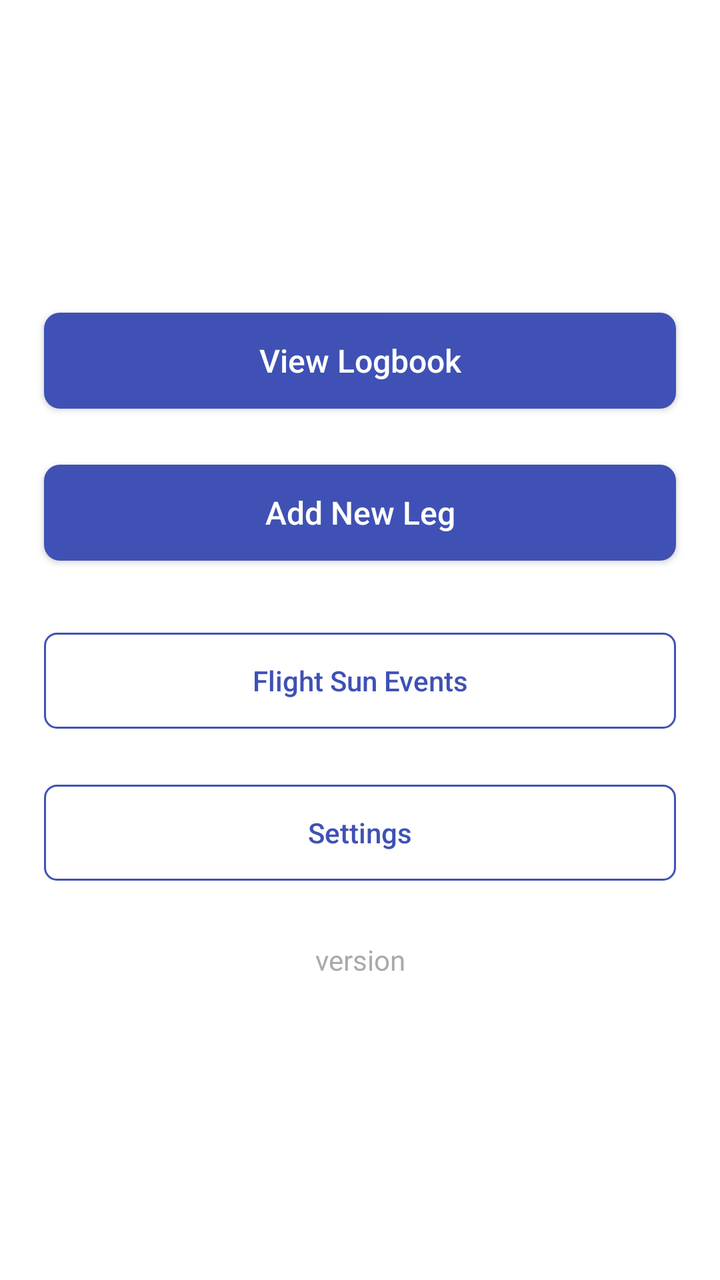
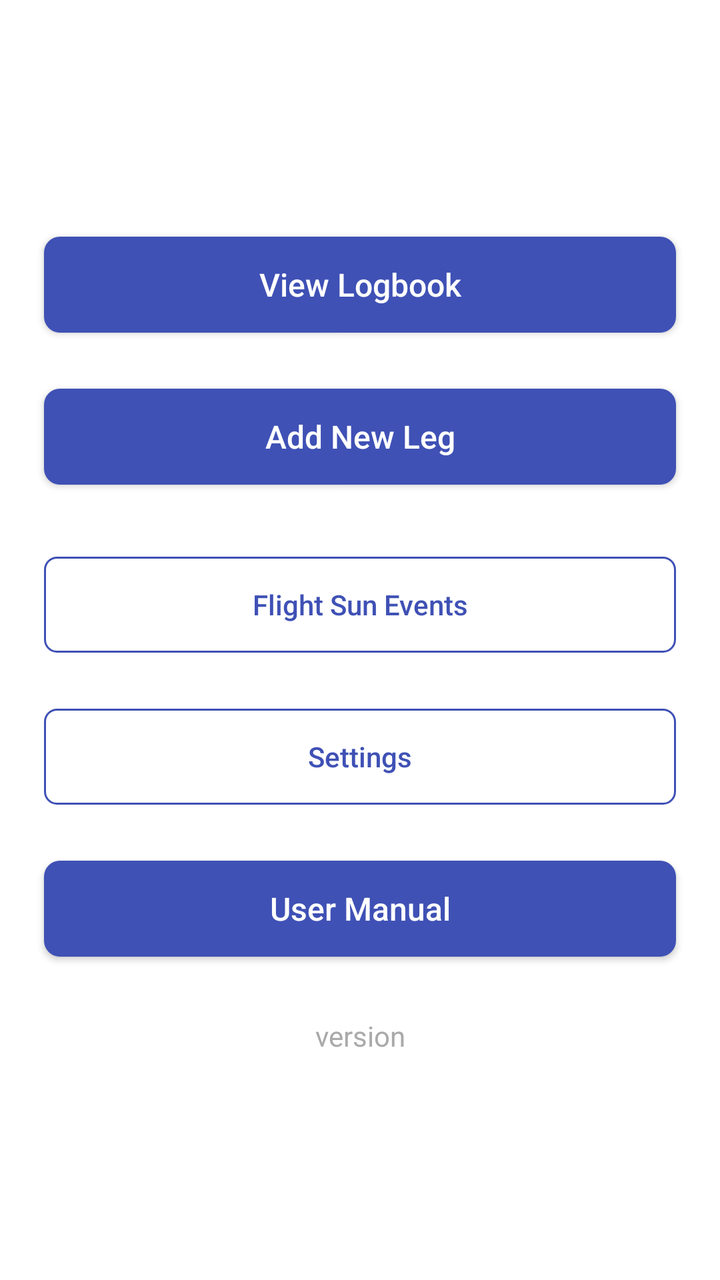

Before-and-after screenshots of an Android layout around one commit, followed by the original layout XML and the change that was made.
<!-- AndroidManifest.xml: application theme Theme.StripToLogbook.View -->
<!-- res/layout/activity_home.xml -->
<?xml version="1.0" encoding="utf-8"?>
<LinearLayout xmlns:android="http://schemas.android.com/apk/res/android"
    android:layout_width="match_parent"
    android:layout_height="match_parent"
    android:orientation="vertical"
    android:gravity="center"
    android:padding="16dp">

    <Button
        android:id="@+id/btn_view_logbook"
        style="@style/PrimaryButtonStyle"
        android:layout_width="match_parent"
        android:layout_height="wrap_content"
        android:text="View Logbook" />

    <Space
        android:layout_width="match_parent"
        android:layout_height="16dp" />

    <Button
        android:id="@+id/btn_add_leg"
        style="@style/PrimaryButtonStyle"
        android:layout_width="match_parent"
        android:layout_height="wrap_content"
        android:text="Add New Leg" />

    <Space
        android:layout_width="match_parent"
        android:layout_height="24dp" />

    <Button
        android:id="@+id/btn_flight_sun"
        style="@style/SecondaryButtonStyle"
        android:layout_width="match_parent"
        android:layout_height="wrap_content"
        android:text="Flight Sun Events" />

    <Space
        android:layout_width="match_parent"
        android:layout_height="16dp" />

    <Button
        android:id="@+id/btn_settings"
        style="@style/SecondaryButtonStyle"
        android:layout_width="match_parent"
        android:layout_height="wrap_content"
        android:text="Settings" />

    <Space
        android:layout_width="match_parent"
        android:layout_height="16dp" />

    <TextView
        android:id="@+id/txtAppVersion"
        android:layout_width="match_parent"
        android:layout_height="wrap_content"
        android:gravity="center"
        android:text="version"
        android:textSize="14sp"
        android:paddingTop="8dp"
        android:textColor="@android:color/darker_gray" />

</LinearLayout>
<!-- resources referenced by this layout -->
<resources>
  <style name="PrimaryButtonStyle" parent="Widget.AppCompat.Button">
          <item name="android:background">@drawable/bg_button_primary</item>
          <item name="android:textColor">@color/surface</item>
          <item name="android:textSize">16sp</item>
          <item name="android:layout_margin">6dp</item>
          <item name="android:textAllCaps">false</item>
          <item name="android:gravity">center</item>
      </style>
  <style name="SecondaryButtonStyle" parent="Widget.AppCompat.Button">
          <item name="android:background">@drawable/bg_button_secondary</item>
          <item name="android:textColor">@color/colorPrimary</item>
          <item name="android:textSize">14sp</item>
          <item name="android:layout_margin">6dp</item>
         <item name="android:gravity">center</item>
          <item name="android:elevation">1dp</item>
          <item name="android:textAllCaps">false</item>
      </style>
  <!-- drawable bg_button_primary (drawable) -->
  <?xml version="1.0" encoding="utf-8"?>
  <shape xmlns:android="http://schemas.android.com/apk/res/android">
      <solid android:color="@color/colorPrimary" />
      <corners android:radius="8dp" />
  </shape>
  <color name="surface">#FFFFFFFF</color>
  <!-- drawable bg_button_secondary (drawable) -->
  <?xml version="1.0" encoding="utf-8"?>
  <shape xmlns:android="http://schemas.android.com/apk/res/android">
      <solid android:color="@android:color/transparent" />
      <stroke android:width="1dp" android:color="@color/colorPrimary" />
      <corners android:radius="6dp" />
  </shape>
  <color name="colorPrimary">#3F51B5</color>
  <color name="purple_500">#FF6200EE</color>
  <color name="purple_700">#FF3700B3</color>
  <color name="teal_200">#FF03DAC5</color>
  <style name="ToolbarStyle" parent="Widget.AppCompat.Toolbar">
          <item name="android:background">@color/colorPrimary</item>
          <item name="titleTextAppearance">@style/ToolbarTitleStyle</item>
      </style>
  <color name="dropdown_background">#FFFFFFFF</color>
  <style name="NoBackgroundTextView" parent="Widget.AppCompat.TextView">
          <item name="android:background">@null</item>
      </style>
  <style name="MyAutoCompleteTextViewStyle" parent="Widget.AppCompat.AutoCompleteTextView">
          <item name="android:textSize">16sp</item>
          <item name="android:textColor">@color/text_primary</item>
          <item name="android:fontFamily">sans-serif</item>
          <item name="android:popupBackground">@color/dropdown_background</item>
      </style>
  <style name="ToolbarNavButtonStyle" parent="Widget.AppCompat.Toolbar.Button.Navigation">
          <item name="android:tint">@color/surface</item>
      </style>
  <style name="ToolbarTitleStyle" parent="Widget.AppCompat.EditText">
          
          <item name="android:textColor">@color/surface</item>
          <item name="tint">@android:color/white</item>
      </style>
  <!-- drawable edittext_background (drawable) -->
  <selector xmlns:android="http://schemas.android.com/apk/res/android">
      <item android:state_enabled="false"
          android:drawable="@android:color/transparent" />
      <item android:drawable="@drawable/edittext_background_shape" />
  
  
  
  </selector>
  <color name="text_primary">#DE000000</color>
  <!-- drawable edittext_background_shape (drawable) -->
  <shape xmlns:android="http://schemas.android.com/apk/res/android">
      <solid android:color="@color/edittext_background_color" />
      <corners android:radius="4dp" />
      
      <stroke android:width="1dp" android:color="@color/edittext_stroke_color" />
  </shape>
  <color name="edittext_background_color">#F5F5F5</color>
  <color name="edittext_stroke_color">#DDDDDD</color>
  <!-- unchanged entries left out for length: 2 -->
</resources>

<!-- the commit's change to res/layout/activity_home.xml (unified diff, before → after) -->
@@ -50,6 +50,17 @@
         android:layout_width="match_parent"
         android:layout_height="16dp" />
 
+    <Button
+        android:id="@+id/btn_user_manual"
+        style="@style/PrimaryButtonStyle"
+        android:layout_width="match_parent"
+        android:layout_height="wrap_content"
+        android:text="User Manual" />
+
+    <Space
+        android:layout_width="match_parent"
+        android:layout_height="16dp" />
+
     <TextView
         android:id="@+id/txtAppVersion"
         android:layout_width="match_parent"
